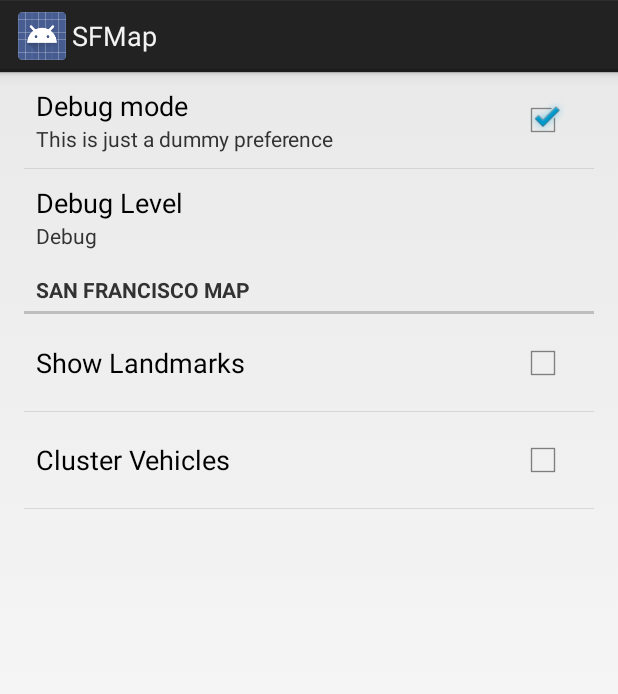
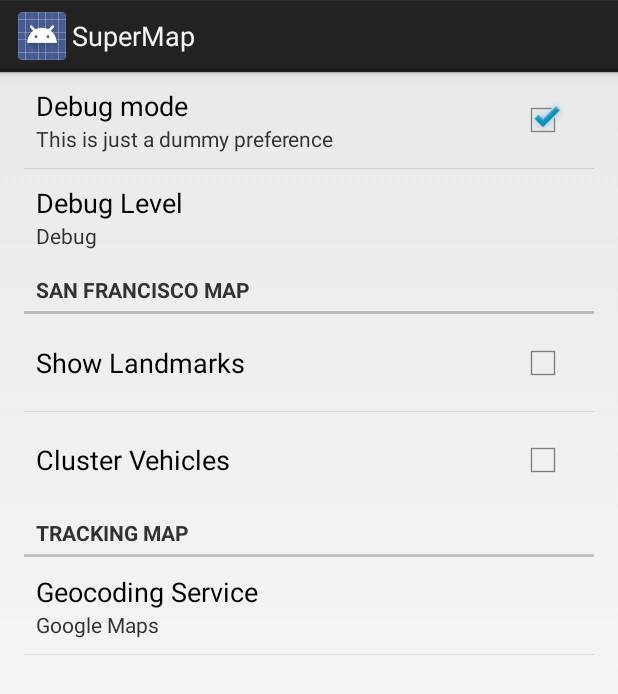
Before and after one commit to roberto77mi/SuperMap, an Android app: the fragment SettingsFragment shown on its own in the app's theme, on a phone screen of 412 x 824 dp. Shown: the top 694 px of the screen. Run offline under Robolectric (Android 15) with nearby library versions, the phone set to English and light mode, and no system bars.

Commit message:
google geocoded added in prefs

```diff
--- a/app/src/main/java/com/rf/ubermap/SettingsFragment.java
+++ b/app/src/main/java/com/rf/ubermap/SettingsFragment.java
@@ -25,15 +25,6 @@ public class SettingsFragment extends PreferenceFragment implements SharedPrefer
     }
 
     @Override
-    public void onResume() {
-        super.onResume();
-        for (int i = 0; i < getPreferenceScreen().getPreferenceCount(); ++i) {
-            Preference preference = getPreferenceScreen().getPreference(i);
-            updatePref(preference);
-        }
-    }
-
-    @Override
     public void onSharedPreferenceChanged(SharedPreferences sharedPreferences, String key) {
         updatePref(findPreference(key));
     }
--- a/app/src/main/res/values/arrays.xml
+++ b/app/src/main/res/values/arrays.xml
@@ -13,5 +13,13 @@
         <item>WARN</item>
         <item>ERROR</item>
     </array>
+    <array name="pref_geocoding_entries">
+        <item>Open Map Quest</item>
+        <item>Google Maps</item>
+    </array>
+    <array name="pref_geocoding_values">
+        <item>open_map_quest</item>
+        <item>google_maps</item>
+    </array>
 
 </resources>
--- a/app/src/main/res/values/strings.xml
+++ b/app/src/main/res/values/strings.xml
@@ -1,7 +1,7 @@
 <?xml version="1.0" encoding="utf-8"?>
 <resources>
 
-    <string name="app_name">SFMap</string>
+    <string name="app_name">SuperMap</string>
     <string name="title_section_home">Home</string>
     <string name="title_section_settings">Settings</string>
     <string name="title_section_about">About</string>
@@ -27,7 +27,7 @@
     <string name="dialog_cancel">Cancel</string>
 
     <string name="action_refresh">Refresh</string>
-    <string name="title_section_four_characters_map"><![CDATA[Boy & Girl Map]]></string>
+    <string name="title_section_four_characters_map">Tracking Map</string>
     <string name="title_section_sf_map">San Francisco Map</string>
     <string name="pref_sf_clusters">Cluster Vehicles</string>
     <string name="pref_sf_landmarks">Show Landmarks</string>
@@ -35,5 +35,10 @@
     <string name="sf_api_fail">Error Loading Data</string>
     <string name="sf_vehicles">vehicles</string>
     <string name="sf_loading">loading...</string>
+    <string name="pref_4char_map_category">Tracking Map</string>
+    <string name="pref_tracking_map_category">Tracking Map</string>
+    <string name="pref_geocoding">Geocoding Service</string>
+    <string name="pref_geocoding_default">google_maps</string>
+    <string name="title_section_tracking_map">Tracking Map</string>
 
 </resources>
--- a/app/src/main/res/xml/preferences.xml
+++ b/app/src/main/res/xml/preferences.xml
@@ -13,6 +13,7 @@
         android:dialogTitle="@string/pref_debug_level"
         android:entries="@array/pref_debug_levels_entries"
         android:entryValues="@array/pref_debug_levels_values"
+        android:summary="%s"
         android:defaultValue="@string/pref_debug_level_default" />
 
     <PreferenceCategory android:title="@string/pref_sf_map_category">
@@ -27,5 +28,16 @@
 
 
     </PreferenceCategory>
+    <PreferenceCategory android:title="@string/pref_tracking_map_category">
 
+        <ListPreference
+            android:key="pref_geocoding"
+            android:title="@string/pref_geocoding"
+            android:dialogTitle="@string/pref_geocoding"
+            android:summary="%s"
+            android:entries="@array/pref_geocoding_entries"
+            android:entryValues="@array/pref_geocoding_values"
+            android:defaultValue="@string/pref_geocoding_default" />
+
+    </PreferenceCategory>
 </PreferenceScreen>
```
Also changed, not shown: app/src/main/java/com/rf/ubermap/MapFragment.java (+87 -12 lines), 1 other file.
